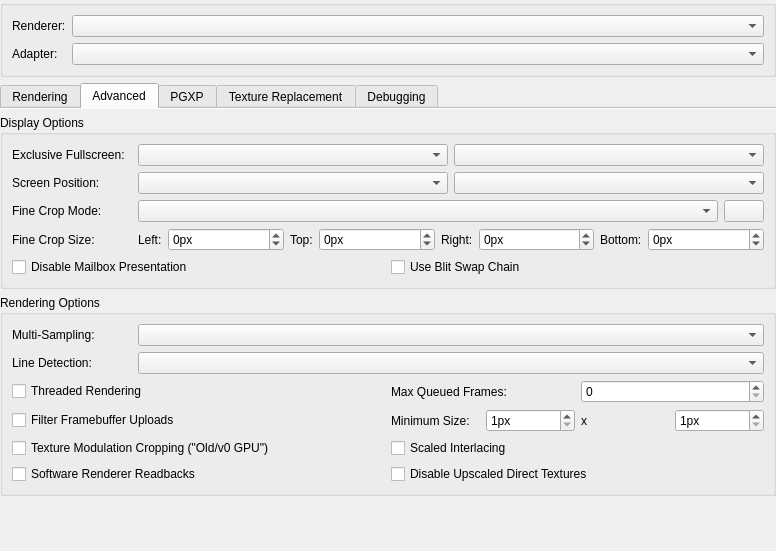
This is src/duckstation-qt/graphicssettingswidget.ui in stenzek/duckstation as Qt 5 draws it before an edit. The edited form follows.
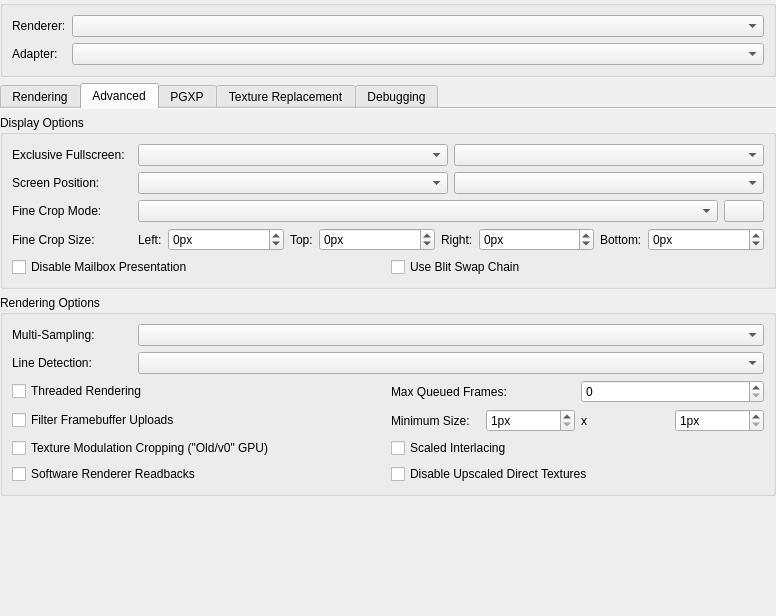
This is the edited form. The open tabs and pages were chosen to show the change. Icons and pictures are not drawn.

Commit message: Update Italian translation

```diff
--- a/src/duckstation-qt/graphicssettingswidget.ui
+++ b/src/duckstation-qt/graphicssettingswidget.ui
@@ -7,7 +7,7 @@
     <x>0</x>
     <y>0</y>
     <width>776</width>
-    <height>551</height>
+    <height>616</height>
    </rect>
   </property>
   <layout class="QVBoxLayout" name="verticalLayout_3">
@@ -640,7 +640,7 @@
             <item row="2" column="0">
              <widget class="QCheckBox" name="modulationCrop">
               <property name="text">
-               <string>Texture Modulation Cropping (&quot;Old/v0 GPU&quot;)</string>
+               <string>Texture Modulation Cropping (&quot;Old/v0&quot; GPU)</string>
               </property>
              </widget>
             </item>
```
The commit also changes 1 other file.
